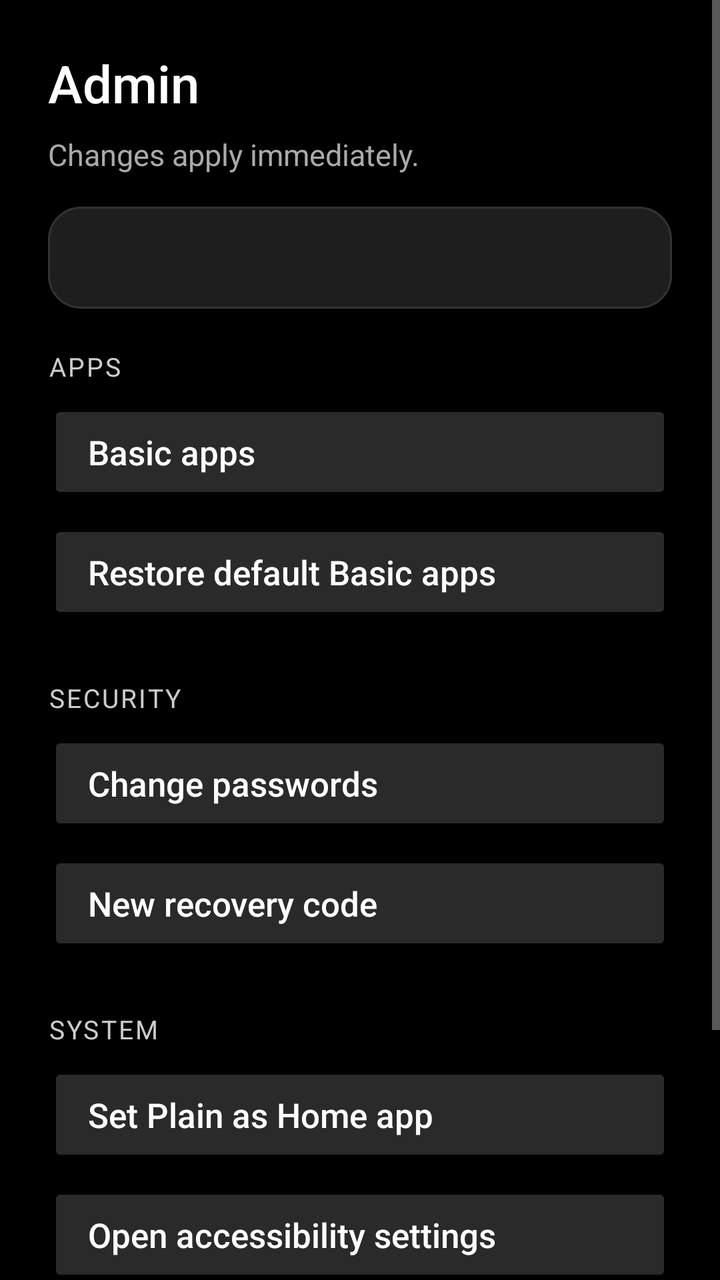
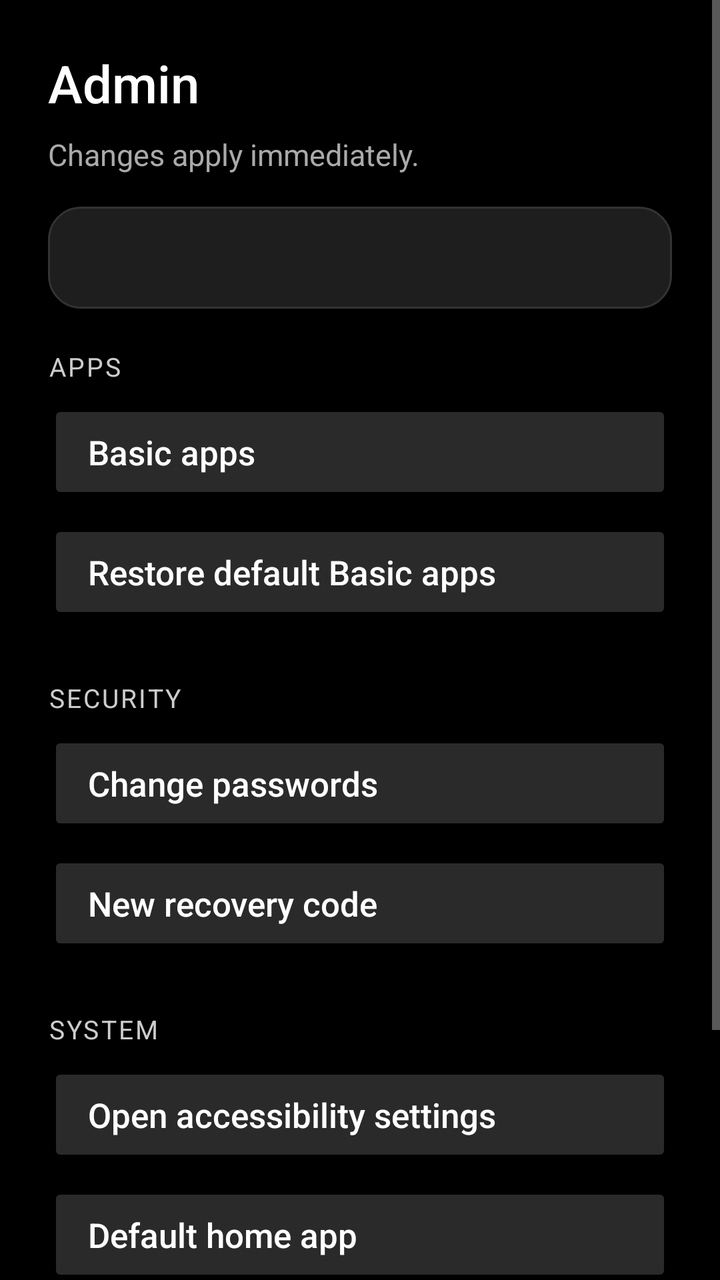

Two renders of the same Android screen: before a commit and after it. Below are the layout's source before the change and the commit's diff.
<!-- AndroidManifest.xml: activity theme Theme.Plain -->
<!-- res/layout/activity_settings.xml -->
<?xml version="1.0" encoding="utf-8"?>
<ScrollView xmlns:android="http://schemas.android.com/apk/res/android"
    android:id="@+id/settingsRoot"
    android:layout_width="match_parent"
    android:layout_height="match_parent"
    android:background="@color/plain_black"
    android:fillViewport="true">

    <LinearLayout
        android:layout_width="match_parent"
        android:layout_height="wrap_content"
        android:orientation="vertical"
        android:padding="24dp">

        <TextView
            style="@style/PlainScreenTitle"
            android:layout_width="match_parent"
            android:layout_height="wrap_content"
            android:text="@string/admin" />

        <TextView
            style="@style/PlainScreenSubtitle"
            android:layout_width="match_parent"
            android:layout_height="wrap_content"
            android:paddingTop="8dp"
            android:paddingBottom="16dp"
            android:text="@string/settings_subtitle" />

        <LinearLayout
            android:layout_width="match_parent"
            android:layout_height="wrap_content"
            android:background="@drawable/bg_plain_panel"
            android:orientation="vertical"
            android:padding="16dp">

            <TextView
                android:id="@+id/statusText"
                android:layout_width="match_parent"
                android:layout_height="wrap_content"
                android:lineSpacingExtra="4dp"
                android:textColor="@color/plain_gray"
                android:textSize="14sp" />

            <TextView
                android:id="@+id/warningText"
                android:layout_width="match_parent"
                android:layout_height="wrap_content"
                android:paddingTop="12dp"
                android:textColor="@color/plain_warning"
                android:textSize="14sp"
                android:visibility="gone" />
        </LinearLayout>

        <TextView
            style="@style/PlainSectionLabel"
            android:layout_width="match_parent"
            android:layout_height="wrap_content"
            android:text="@string/settings_section_apps" />

        <Button
            android:id="@+id/btnBasic"
            style="@style/PlainListButton"
            android:layout_width="match_parent"
            android:layout_height="wrap_content"
            android:text="@string/basic_apps" />

        <Button
            android:id="@+id/btnRestore"
            style="@style/PlainListButton"
            android:layout_width="match_parent"
            android:layout_height="wrap_content"
            android:text="@string/restore_defaults" />

        <TextView
            style="@style/PlainSectionLabel"
            android:layout_width="match_parent"
            android:layout_height="wrap_content"
            android:text="@string/settings_section_security" />

        <Button
            android:id="@+id/btnPasswords"
            style="@style/PlainListButton"
            android:layout_width="match_parent"
            android:layout_height="wrap_content"
            android:text="@string/change_passwords" />

        <Button
            android:id="@+id/btnRecovery"
            style="@style/PlainListButton"
            android:layout_width="match_parent"
            android:layout_height="wrap_content"
            android:text="@string/new_recovery_code" />

        <TextView
            style="@style/PlainSectionLabel"
            android:layout_width="match_parent"
            android:layout_height="wrap_content"
            android:text="@string/settings_section_system" />

        <Button
            android:id="@+id/btnHome"
            style="@style/PlainListButton"
            android:layout_width="match_parent"
            android:layout_height="wrap_content"
            android:text="@string/set_as_home" />

        <Button
            android:id="@+id/btnA11y"
            style="@style/PlainListButton"
            android:layout_width="match_parent"
            android:layout_height="wrap_content"
            android:text="@string/open_accessibility" />

        <Button
            android:id="@+id/btnHomeSettings"
            style="@style/PlainListButton"
            android:layout_width="match_parent"
            android:layout_height="wrap_content"
            android:text="@string/open_home_settings" />

        <Button
            android:id="@+id/btnAppInfo"
            style="@style/PlainListButton"
            android:layout_width="match_parent"
            android:layout_height="wrap_content"
            android:text="@string/open_app_info" />
    </LinearLayout>
</ScrollView>
<!-- resources referenced by this layout -->
<resources>
  <color name="plain_black">#FF000000</color>
  <color name="plain_gray">#FFAAAAAA</color>
  <color name="plain_warning">#FFFFCC66</color>
  <!-- drawable bg_plain_panel (drawable) -->
  <?xml version="1.0" encoding="utf-8"?>
  <shape xmlns:android="http://schemas.android.com/apk/res/android"
      android:shape="rectangle">
      <solid android:color="@color/plain_surface_elevated" />
      <stroke
          android:width="1dp"
          android:color="@color/plain_border" />
      <corners android:radius="16dp" />
  </shape>
  <string name="admin">Admin</string>
  <string name="basic_apps">Basic apps</string>
  <string name="change_passwords">Change passwords</string>
  <string name="new_recovery_code">New recovery code</string>
  <string name="open_accessibility">Open accessibility settings</string>
  <string name="open_app_info">App info</string>
  <string name="open_home_settings">Home settings</string>
  <string name="restore_defaults">Restore default Basic apps</string>
  <string name="set_as_home">Set Plain as Home app</string>
  <string name="settings_section_apps">Apps</string>
  <string name="settings_section_security">Security</string>
  <string name="settings_section_system">System</string>
  <string name="settings_subtitle">Changes apply immediately.</string>
  <style name="PlainListButton" parent="PlainButtonSecondary">
          <item name="android:gravity">start|center_vertical</item>
          <item name="android:paddingStart">20dp</item>
          <item name="android:layout_marginBottom">8dp</item>
      </style>
  <style name="PlainScreenSubtitle">
          <item name="android:textSize">15sp</item>
          <item name="android:textColor">@color/plain_gray</item>
          <item name="android:lineSpacingExtra">4dp</item>
      </style>
  <style name="PlainScreenTitle">
          <item name="android:textSize">26sp</item>
          <item name="android:textColor">@color/plain_white</item>
          <item name="android:fontFamily">sans-serif-medium</item>
      </style>
  <style name="PlainSectionLabel">
          <item name="android:textSize">13sp</item>
          <item name="android:textColor">@color/plain_accent</item>
          <item name="android:letterSpacing">0.08</item>
          <item name="android:textAllCaps">true</item>
          <item name="android:paddingTop">20dp</item>
          <item name="android:paddingBottom">8dp</item>
      </style>
  <style name="Theme.Plain" parent="@android:style/Theme.Material.NoActionBar">
          <item name="android:windowBackground">@color/plain_black</item>
          <item name="android:colorBackground">@color/plain_black</item>
          <item name="android:statusBarColor">@color/plain_black</item>
          <item name="android:navigationBarColor">@color/plain_black</item>
          <item name="android:windowLightStatusBar">false</item>
          <item name="android:textColorPrimary">@color/plain_white</item>
          <item name="android:textColorSecondary">@color/plain_gray</item>
          <item name="android:buttonStyle">@style/PlainButtonPrimary</item>
      </style>
  <color name="plain_surface_elevated">#FF1E1E1E</color>
  <color name="plain_border">#FF333333</color>
  <style name="PlainButtonSecondary" parent="PlainButtonPrimary">
          <item name="android:textColor">@color/plain_white</item>
          <item name="android:backgroundTint">@color/plain_button_secondary</item>
      </style>
  <color name="plain_white">#FFFFFFFF</color>
  <color name="plain_accent">#FFCCCCCC</color>
  <style name="PlainButtonPrimary" parent="@android:style/Widget.Material.Button">
          <item name="android:minHeight">52dp</item>
          <item name="android:paddingLeft">24dp</item>
          <item name="android:paddingRight">24dp</item>
          <item name="android:textAllCaps">false</item>
          <item name="android:textSize">17sp</item>
          <item name="android:textColor">@color/plain_black</item>
          <item name="android:backgroundTint">@color/plain_white</item>
      </style>
  <color name="plain_button_secondary">#FF2A2A2A</color>
</resources>

<!-- the commit's change to res/layout/activity_settings.xml (unified diff, before → after) -->
@@ -98,13 +98,6 @@
             android:text="@string/settings_section_system" />
 
         <Button
-            android:id="@+id/btnHome"
-            style="@style/PlainListButton"
-            android:layout_width="match_parent"
-            android:layout_height="wrap_content"
-            android:text="@string/set_as_home" />
-
-        <Button
             android:id="@+id/btnA11y"
             style="@style/PlainListButton"
             android:layout_width="match_parent"
@@ -124,5 +117,12 @@
             android:layout_width="match_parent"
             android:layout_height="wrap_content"
             android:text="@string/open_app_info" />
+
+        <Button
+            android:id="@+id/btnBlackWallpaper"
+            style="@style/PlainListButton"
+            android:layout_width="match_parent"
+            android:layout_height="wrap_content"
+            android:text="@string/black_wallpaper" />
     </LinearLayout>
 </ScrollView>
<!-- resource entries referenced after the edit -->
@@ -15,13 +15,13 @@
   </shape>
   <string name="admin">Admin</string>
   <string name="basic_apps">Basic apps</string>
+  <string name="black_wallpaper">Set black wallpaper</string>
   <string name="change_passwords">Change passwords</string>
   <string name="new_recovery_code">New recovery code</string>
   <string name="open_accessibility">Open accessibility settings</string>
   <string name="open_app_info">App info</string>
-  <string name="open_home_settings">Home settings</string>
+  <string name="open_home_settings">Default home app</string>
   <string name="restore_defaults">Restore default Basic apps</string>
-  <string name="set_as_home">Set Plain as Home app</string>
   <string name="settings_section_apps">Apps</string>
   <string name="settings_section_security">Security</string>
   <string name="settings_section_system">System</string>
